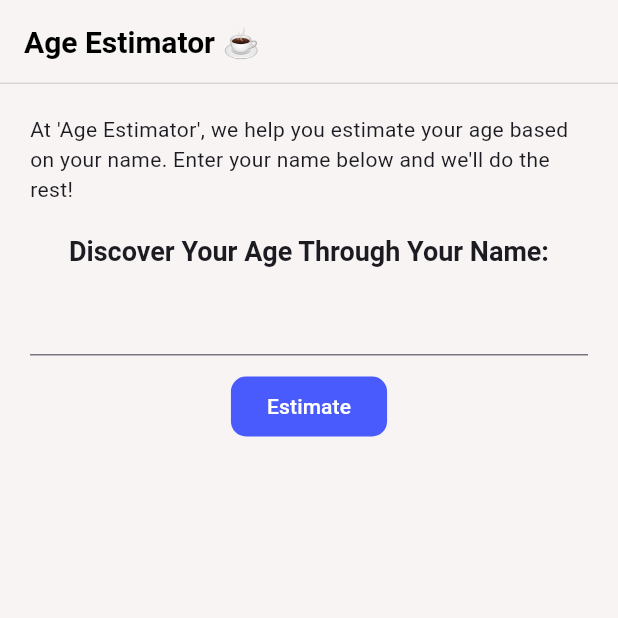
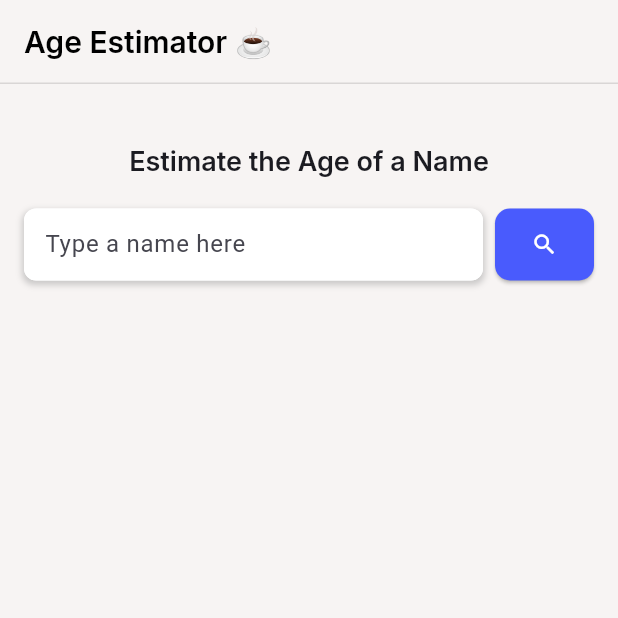
Before and after one commit to maurorisso/AgeEstimator, a Flutter app: the screen it shows after launch, on a phone screen of 412 x 824 dp, the top half of it. Run offline on Flutter 3.47's test engine with Material 3 defaults, Android fonts, the phone set to English and light mode, and no system bars; our stand-ins replace google_fonts.

Commit message:
feat(ui, api): enhance UI with NameInputField, integrate Google Fonts, and add mock API response

```diff
--- a/lib/main.dart
+++ b/lib/main.dart
@@ -3,6 +3,8 @@ import 'package:flutter/material.dart';
 import 'screens/home.dart';
 
 void main() {
+  WidgetsFlutterBinding.ensureInitialized();
+
   runApp(MaterialApp(
     theme: appTheme,
     home: const Home(),
--- a/lib/screens/home.dart
+++ b/lib/screens/home.dart
@@ -1,6 +1,7 @@
+import 'package:age_estimator/widgets/name_input_field.dart';
+import 'package:flutter/material.dart';
 import 'package:age_estimator/widgets/shared/separator.dart';
 import 'package:age_estimator/widgets/shared/styled_text.dart';
-import 'package:flutter/material.dart';
 
 class Home extends StatefulWidget {
   const Home({super.key});
@@ -10,34 +11,40 @@ class Home extends StatefulWidget {
 }
 
 class _HomeState extends State<Home> {
+  final TextEditingController nameController = TextEditingController();
+  String estimatedAge = '';
+
   @override
   Widget build(BuildContext context) {
     return Scaffold(
-        appBar: AppBar(
-          title: const Text(
-            'Age Estimator ☕︎',
-          ),
+      appBar: AppBar(
+        title: const Text('Age Estimator ☕︎'),
+      ),
+      body: Container(
+        padding: const EdgeInsets.symmetric(horizontal: 16, vertical: 40),
+        child: Column(
+          crossAxisAlignment: CrossAxisAlignment.center,
+          children: <Widget>[
+            const StyledMediumText(
+              'Estimate the Age of a Name',
+            ),
+            const Separator(SizeOption.medium),
+            NameInputField(
+                controller: nameController, onSubmitted: _estimateAge),
+            const Separator(SizeOption.small),
+            if (estimatedAge.isNotEmpty) ...[
+              const Separator(SizeOption.medium),
+              Text('Estimated Age: $estimatedAge'),
+            ],
+          ],
         ),
-        body: Container(
-            color: Theme.of(context).scaffoldBackgroundColor,
-            padding: const EdgeInsets.all(20),
-            child: Column(
-              children: <Widget>[
-                const StyledText(
-                  "At 'Age Estimator', we help you estimate your age based on your name. Enter your name below and we'll do the rest!",
-                ),
-                const Separator(SizeOption.medium),
-                const StyledMediumText('Discover Your Age Through Your Name:'),
-                const Separator(SizeOption.small),
-                const TextField(
-                  keyboardType: TextInputType.name,
-                ),
-                const Separator(SizeOption.small),
-                FilledButton(
-                  onPressed: () {},
-                  child: const Text('Estimate'),
-                ),
-              ],
-            )));
+      ),
+    );
+  }
+
+  void _estimateAge() {
+    setState(() {
+      estimatedAge = 'Approximately 25 years'; // Simulate an API response
+    });
   }
 }
--- a/lib/theme.dart
+++ b/lib/theme.dart
@@ -1,5 +1,5 @@
 import 'package:flutter/material.dart';
-import 'package:flutter/widgets.dart';
+import 'package:google_fonts/google_fonts.dart';
 
 class AppColors {
   static Color primaryColor = const Color.fromRGBO(73, 91, 253, 1);
@@ -29,14 +29,15 @@ ThemeData appTheme = ThemeData(
   appBarTheme: AppBarTheme(
     backgroundColor: AppColors.background,
     elevation: 0,
-    titleTextStyle: const TextStyle(
-      color: Colors.black,
-      fontSize: 20,
-      fontWeight: FontWeight.w600,
+    titleTextStyle: GoogleFonts.inter(
+      textStyle: const TextStyle(
+        color: Colors.black,
+        fontSize: 20,
+        fontWeight: FontWeight.w600,
+      ),
     ),
     shape: const Border(bottom: BorderSide(color: Colors.black12, width: 1)),
   ),
-
   textTheme: const TextTheme(
       headlineSmall: TextStyle(
         fontSize: 14,
--- /dev/null
+++ b/lib/widgets/name_input_field.dart
@@ -0,0 +1,68 @@
+import 'package:flutter/material.dart';
+
+class NameInputField extends StatelessWidget {
+  const NameInputField({
+    super.key,
+    required this.controller,
+    required this.onSubmitted,
+  });
+  final TextEditingController controller;
+  final VoidCallback onSubmitted;
+
+  @override
+  Widget build(BuildContext context) {
+    return Row(
+      children: <Widget>[
+        Expanded(
+          child: Container(
+            decoration: BoxDecoration(
+              color: Colors.white,
+              boxShadow: [
+                BoxShadow(
+                  color: Colors.grey.withOpacity(0.5),
+                  spreadRadius: 1,
+                  blurRadius: 3,
+                  offset: const Offset(0, 2),
+                ),
+              ],
+              borderRadius: BorderRadius.circular(8),
+            ),
+            child: TextField(
+              controller: controller,
+              keyboardType: TextInputType.name,
+              decoration: InputDecoration(
+                hintText: "Type a name here",
+                filled: true,
+                fillColor: Colors.white,
+                border: OutlineInputBorder(
+                  borderSide: BorderSide.none,
+                  borderRadius: BorderRadius.circular(8),
+                ),
+                contentPadding:
+                    const EdgeInsets.symmetric(horizontal: 10, vertical: 10),
+              ),
+            ),
+          ),
+        ),
+        const SizedBox(width: 8), // Spacing between TextField and Button
+        SizedBox(
+          height: 48, // Match the height of TextField's default height
+          child: ElevatedButton(
+            onPressed: onSubmitted,
+            style: ButtonStyle(
+              backgroundColor: WidgetStateProperty.all(
+                Theme.of(context).colorScheme.primary,
+              ),
+              shape: WidgetStateProperty.all(
+                RoundedRectangleBorder(
+                  borderRadius: BorderRadius.circular(10),
+                ),
+              ),
+            ),
+            child: const Icon(Icons.search, color: Colors.white),
+          ),
+        ),
+      ],
+    );
+  }
+}
--- a/lib/widgets/shared/styled_text.dart
+++ b/lib/widgets/shared/styled_text.dart
@@ -1,4 +1,5 @@
 import 'package:flutter/material.dart';
+import 'package:google_fonts/google_fonts.dart';
 
 class StyledText extends StatelessWidget {
   const StyledText(this.text, {super.key});
@@ -7,7 +8,10 @@ class StyledText extends StatelessWidget {
 
   @override
   Widget build(BuildContext context) {
-    return Text(text);
+    return Text(
+      text,
+      style: GoogleFonts.inter(),
+    );
   }
 }
 
@@ -20,7 +24,9 @@ class StyledMediumText extends StatelessWidget {
   Widget build(BuildContext context) {
     return Text(
       text,
-      style: Theme.of(context).textTheme.headlineMedium,
+      style: GoogleFonts.inter(
+        textStyle: Theme.of(context).textTheme.headlineMedium,
+      ),
     );
   }
 }
@@ -34,7 +40,9 @@ class StyledLargeText extends StatelessWidget {
   Widget build(BuildContext context) {
     return Text(
       text,
-      style: Theme.of(context).textTheme.headlineLarge,
+      style: GoogleFonts.inter(
+        textStyle: Theme.of(context).textTheme.headlineLarge,
+      ),
     );
   }
 }
--- a/pubspec.yaml
+++ b/pubspec.yaml
@@ -34,6 +34,7 @@ dependencies:
   # The following adds the Cupertino Icons font to your application.
   # Use with the CupertinoIcons class for iOS style icons.
   cupertino_icons: ^1.0.6
+  google_fonts: ^6.2.1
 
 dev_dependencies:
   flutter_test:
```
Also changed, not shown: pubspec.lock, 11 other files.
